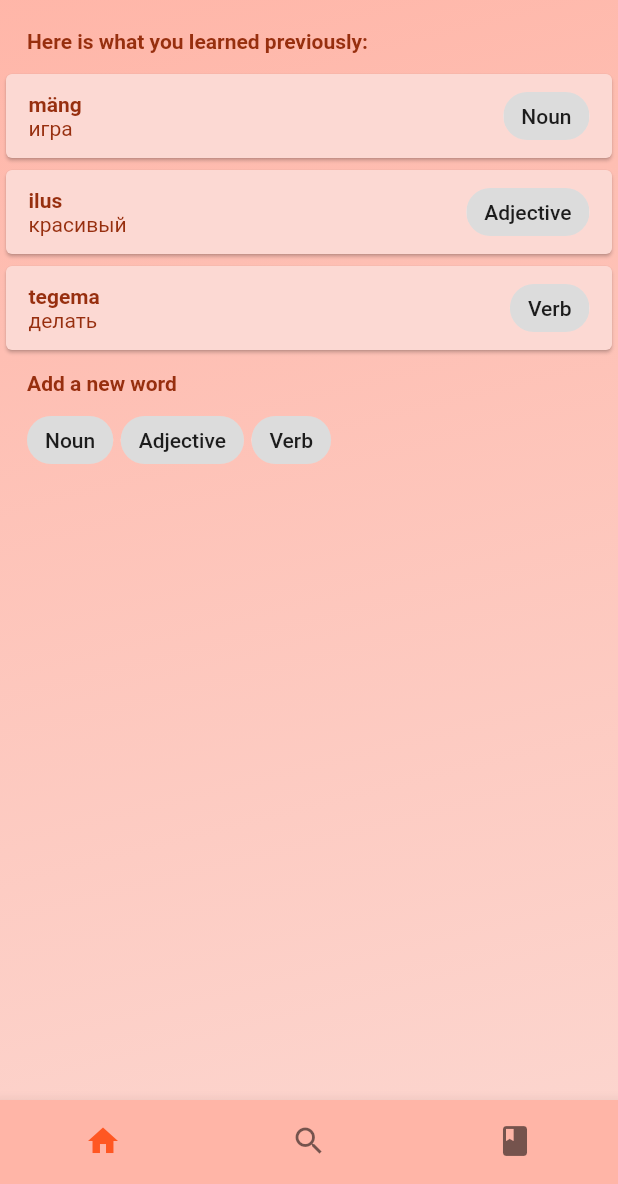
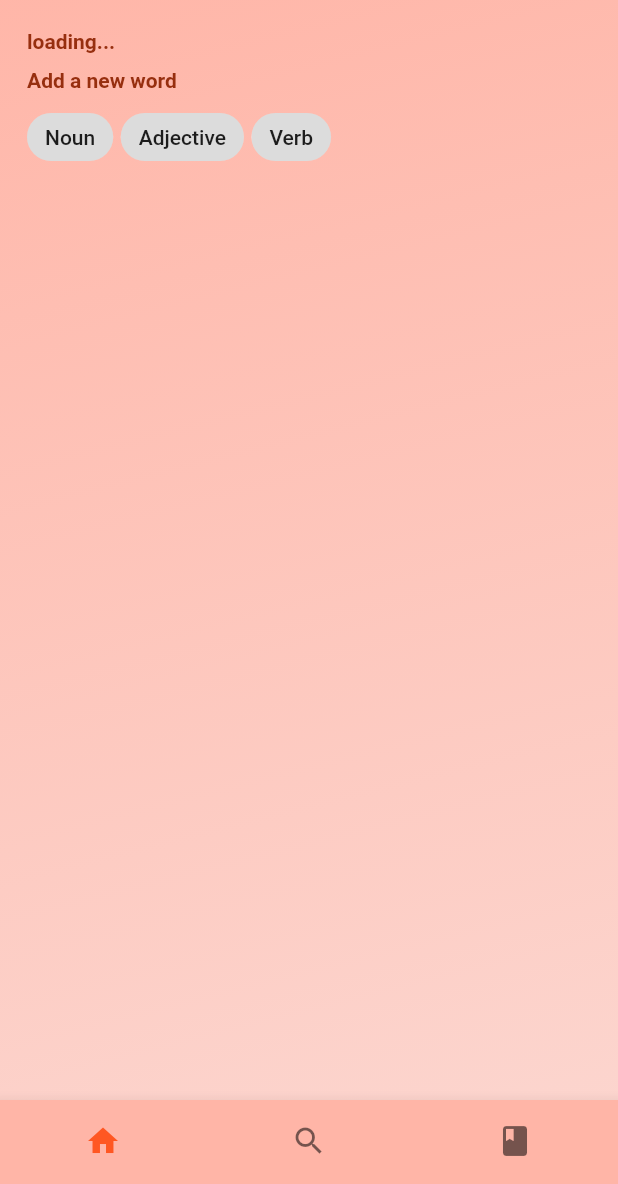
Before and after one commit to kirillsun1/estdict, a Flutter app: the first screen one second after launch, on a phone screen of 412 x 824 dp, the part 52-1236 px from its top. Run offline on Flutter 3.47's test engine with Material 2 defaults, Android fonts, the phone set to English and light mode, and no system bars; our stand-ins replace bloc, flutter_bloc.

Commit message:
Create Word Repository. Move Home Page Data to it

```diff
--- a/lib/app/home/home_page.dart
+++ b/lib/app/home/home_page.dart
@@ -1,27 +1,27 @@
+import 'package:estdict/app/home/background.dart';
+import 'package:estdict/app/home/home_page_bloc.dart';
+import 'package:estdict/app/modify_word/create_word_page.dart';
 import 'package:estdict/app/word/word_overview.dart';
-import 'package:estdict/app/home/background.dart';
-import 'package:estdict/app/modify_word/create_word_page.dart';
-import 'package:estdict/domain/word.dart';
-import 'package:estdict/domain/word_form.dart';
+import 'package:estdict/app/word/word_repository.dart';
 import 'package:estdict/domain/part_of_speech.dart';
 import 'package:flutter/material.dart';
-
-final List<Word> words = [
-  Word(PartOfSpeech.NOUN, [
-    WordForm(WordFormType.EST_INF, "mäng"),
-    WordForm(WordFormType.RUS_INF, "игра"),
-  ]),
-  Word(PartOfSpeech.ADJECTIVE, [
-    WordForm(WordFormType.EST_INF, "ilus"),
-    WordForm(WordFormType.RUS_INF, "красивый"),
-  ]),
-  Word(PartOfSpeech.VERB, [
-    WordForm(WordFormType.EST_INF, "tegema"),
-    WordForm(WordFormType.RUS_INF, "делать"),
-  ])
-];
+import 'package:flutter_bloc/flutter_bloc.dart';
 
 class HomePage extends StatelessWidget {
+  const HomePage({Key? key}) : super(key: key);
+
+  @override
+  Widget build(BuildContext context) {
+    return BlocProvider(
+        create: (context) =>
+            HomePageBloc(WordRepository())..add(WordsRequested()),
+        child: _HomePageView());
+  }
+}
+
+class _HomePageView extends StatelessWidget {
+  const _HomePageView({Key? key}) : super(key: key);
+
   @override
   Widget build(BuildContext context) {
     return Background(
@@ -37,7 +37,7 @@ class HomePage extends StatelessWidget {
             SizedBox(
               height: 20,
             ),
-            createLastAddedWords(words),
+            LastAddedWords(),
             SizedBox(
               height: 10,
             ),
@@ -74,8 +74,13 @@ Widget createWelcomeBar() {
   );
 }
 
-Widget createLastAddedWords(List<Word> words) {
-  return Padding(
+class LastAddedWords extends StatelessWidget {
+  const LastAddedWords({Key? key}) : super(key: key);
+
+  @override
+  Widget build(BuildContext context) {
+    return BlocBuilder<HomePageBloc, HomePageState>(
+        builder: (context, state) => Padding(
             padding: const EdgeInsets.only(left: 0, right: 0),
             child: Row(
               children: [
@@ -84,6 +89,18 @@ Widget createLastAddedWords(List<Word> words) {
                     mainAxisAlignment: MainAxisAlignment.end,
                     crossAxisAlignment: CrossAxisAlignment.start,
                     children: [
+                      if (state.loading)
+                        Padding(
+                          padding: const EdgeInsets.only(left: 18, right: 18),
+                          child: Text(
+                            'loading...',
+                            textAlign: TextAlign.left,
+                            style: TextStyle(
+                              fontWeight: FontWeight.bold,
+                            ),
+                          ),
+                        )
+                      else ...[
                         Padding(
                           padding: const EdgeInsets.only(left: 18, right: 18),
                           child: Text(
@@ -96,13 +113,18 @@ Widget createLastAddedWords(List<Word> words) {
                         ),
                         SizedBox(height: 10),
                         Column(
-                  children: [...words.map((word) => WordOverview(word: word))],
+                          children: [
+                            ...state.words
+                                .map((word) => WordOverview(word: word))
+                          ],
                         )
+                      ]
                     ],
                   ),
                 )
               ],
-      ));
+            )));
+  }
 }
 
 Widget createNewWordBar() {
--- /dev/null
+++ b/lib/app/home/home_page_bloc.dart
@@ -0,0 +1,35 @@
+import 'dart:async';
+
+import 'package:bloc/bloc.dart';
+import 'package:estdict/app/word/word_repository.dart';
+import 'package:estdict/domain/word.dart';
+
+class HomePageState {
+  final bool loading;
+  final List<Word> words;
+
+  HomePageState(this.loading, this.words);
+}
+
+abstract class HomePageEvent {}
+
+class WordsRequested extends HomePageEvent {}
+
+class HomePageBloc extends Bloc<HomePageEvent, HomePageState> {
+  final WordRepository wordRepository;
+
+  HomePageBloc(this.wordRepository) : super(HomePageState(false, [])) {
+    on<WordsRequested>(_onWordsRequested);
+  }
+
+  Future<void> _onWordsRequested(
+      WordsRequested event, Emitter<HomePageState> emit) async {
+    try {
+      emit(HomePageState(true, []));
+      var words = await wordRepository.getLatestWords();
+      emit(HomePageState(false, words));
+    } finally {
+      emit(HomePageState(false, state.words));
+    }
+  }
+}
--- a/lib/app/modify_word/modify_word_bloc.dart
+++ b/lib/app/modify_word/modify_word_bloc.dart
@@ -53,7 +53,6 @@ class ModifyWordBloc extends Bloc<ModifyWordEvent, ModifyWordState> {
       }
     }
     modifiableUsages[indexToChange] = event.value;
-    print(modifiableUsages);
 
     emit(ModifyWordState(
         state.partOfSpeech, state.forms, List.unmodifiable(modifiableUsages)));
--- /dev/null
+++ b/lib/app/word/word_repository.dart
@@ -0,0 +1,26 @@
+import 'dart:async';
+
+import 'package:estdict/domain/part_of_speech.dart';
+import 'package:estdict/domain/word.dart';
+import 'package:estdict/domain/word_form.dart';
+
+final List<Word> _words = [
+  Word(PartOfSpeech.NOUN, [
+    WordForm(WordFormType.EST_INF, "mäng"),
+    WordForm(WordFormType.RUS_INF, "игра"),
+  ]),
+  Word(PartOfSpeech.ADJECTIVE, [
+    WordForm(WordFormType.EST_INF, "ilus"),
+    WordForm(WordFormType.RUS_INF, "красивый"),
+  ]),
+  Word(PartOfSpeech.VERB, [
+    WordForm(WordFormType.EST_INF, "tegema"),
+    WordForm(WordFormType.RUS_INF, "делать"),
+  ])
+];
+
+class WordRepository {
+  Future<List<Word>> getLatestWords() {
+    return Future.delayed(Duration(seconds: 5), () => _words);
+  }
+}
```
Lines whose indentation alone changed are shown as unchanged.
